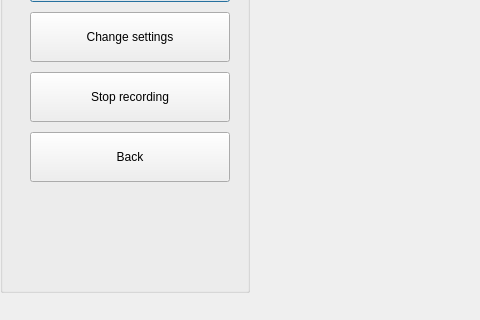
Old version of the form recorddialog.ui in the repository PCSchool/demonstrator; both pictures show x 0 to 480 and y 288 to 608 of the 1135 by 608 pixel window.
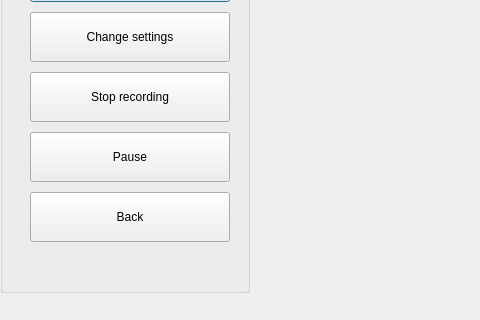
New version of the form. Custom widgets are drawn as their Qt base class.

Diff of the .ui file:
```diff
--- a/recorddialog.ui
+++ b/recorddialog.ui
@@ -120,7 +120,7 @@
     <property name="geometry">
      <rect>
       <x>30</x>
-      <y>410</y>
+      <y>470</y>
       <width>200</width>
       <height>50</height>
      </rect>
@@ -373,6 +373,31 @@
      <string>Amplitude</string>
     </property>
    </widget>
+   <widget class="QPushButton" name="btnPause">
+    <property name="geometry">
+     <rect>
+      <x>30</x>
+      <y>410</y>
+      <width>200</width>
+      <height>50</height>
+     </rect>
+    </property>
+    <property name="sizePolicy">
+     <sizepolicy hsizetype="Minimum" vsizetype="Maximum">
+      <horstretch>0</horstretch>
+      <verstretch>0</verstretch>
+     </sizepolicy>
+    </property>
+    <property name="minimumSize">
+     <size>
+      <width>200</width>
+      <height>50</height>
+     </size>
+    </property>
+    <property name="text">
+     <string>Pause</string>
+    </property>
+   </widget>
   </widget>
   <widget class="QLabel" name="lblTest">
    <property name="geometry">
```
